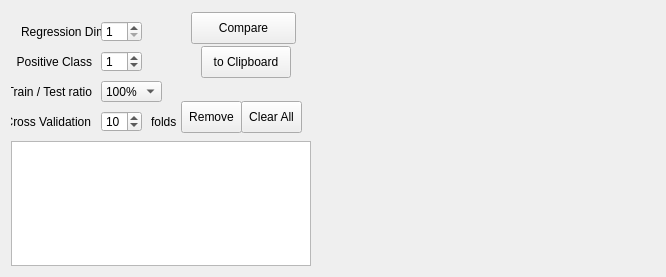
This is MLDemos/optsCompare.ui in b4silio/MLDemos as Qt 5 draws it before an edit. The edited form follows.
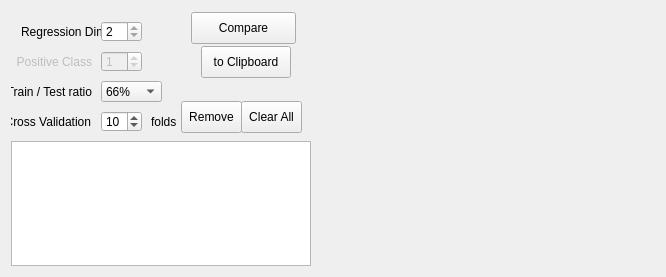
This is the edited form.

The edit to the form file:
```diff
--- a/MLDemos/optsCompare.ui
+++ b/MLDemos/optsCompare.ui
@@ -99,7 +99,7 @@
 (100% means all samples are used for training)</string>
         </property>
         <property name="currentIndex">
-         <number>7</number>
+         <number>4</number>
         </property>
         <item>
          <property name="text">
@@ -194,6 +194,9 @@
         </property>
        </widget>
        <widget class="QSpinBox" name="positiveSpin">
+        <property name="enabled">
+         <bool>false</bool>
+        </property>
         <property name="geometry">
          <rect>
           <x>90</x>
@@ -218,6 +221,9 @@
         </property>
        </widget>
        <widget class="QLabel" name="label_20">
+        <property name="enabled">
+         <bool>false</bool>
+        </property>
         <property name="geometry">
          <rect>
           <x>0</x>
@@ -402,13 +408,13 @@
 &lt;p style=&quot; margin-top:0px; margin-bottom:0px; margin-left:0px; margin-right:0px; -qt-block-indent:0; text-indent:0px;&quot;&gt;&lt;span style=&quot; font-size:8pt;&quot;&gt;Number of cross-validation folds&lt;/span&gt;&lt;/p&gt;&lt;/body&gt;&lt;/html&gt;</string>
         </property>
         <property name="minimum">
-         <number>1</number>
+         <number>2</number>
         </property>
         <property name="maximum">
          <number>2</number>
         </property>
         <property name="value">
-         <number>1</number>
+         <number>2</number>
         </property>
        </widget>
       </widget>
```
